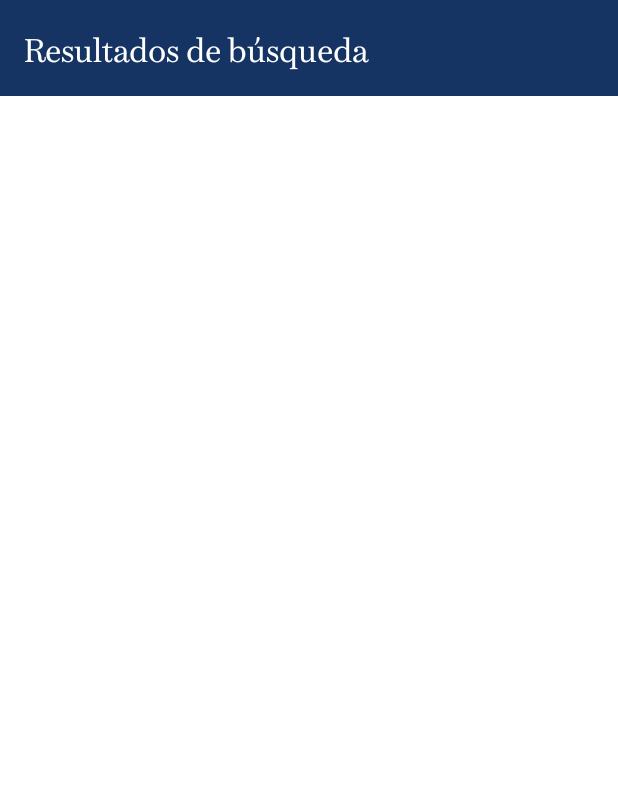
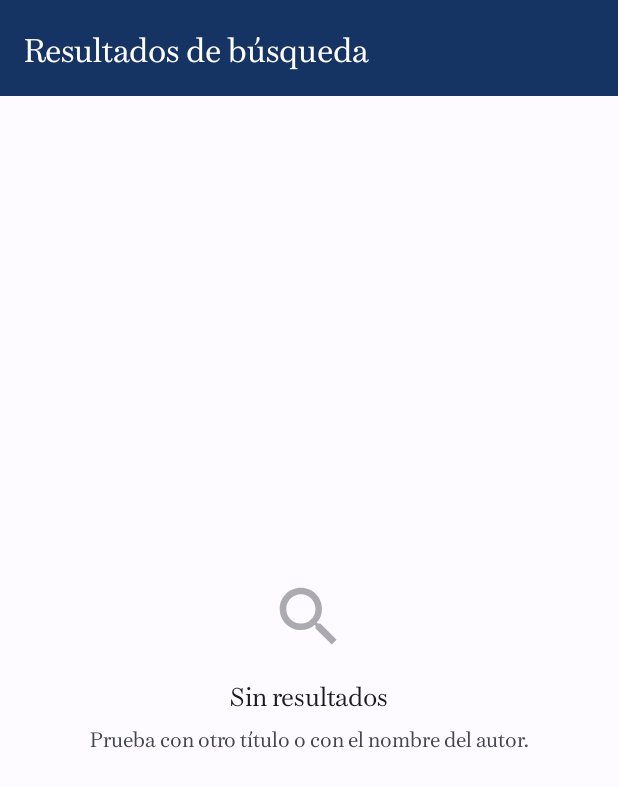
Before and after one commit to jesus33lcc/NewGoodBook, an Android app: the ResultadoSearchView screen opened directly, with no data from a screen before it, on a phone screen of 412 x 824 dp. Shown: the top 787 px of the screen. Run offline under Robolectric (Android 15) with nearby library versions, the phone set to English and light mode, and no system bars; our stand-ins replace Picasso; 3 statements that could not run were skipped.

Commit message:
Pantallas de listado unificadas con estado vacío
Explorar, resultados de búsqueda y contenido de lista comparten tratamiento. Se añade un estado vacío con explicación y salida.

```diff
--- a/NewGoodBook_Project/app/src/main/java/com/example/newgoodbooks/ContenidoLista.java
+++ b/NewGoodBook_Project/app/src/main/java/com/example/newgoodbooks/ContenidoLista.java
@@ -16,6 +16,9 @@ import com.example.newgoodbooks.Helper.MyButtonClickListener;
 import com.example.newgoodbooks.Helper.MySwipeHelper;
 import com.example.newgoodbooks.Modelos.Libro;
 import com.example.newgoodbooks.Modelos.Lista;
+import com.example.newgoodbooks.UI.EstadoVacio;
+
+import android.view.View;
 
 import java.util.ArrayList;
 import java.util.List;
@@ -100,6 +103,8 @@ public class ContenidoLista extends AppCompatActivity {
     private void pintar(List<Libro> libros) {
         librosActuales = libros != null ? libros : new ArrayList<>();
         libroListAdapter.actualizar(librosActuales);
+        EstadoVacio.mostrar(findViewById(R.id.estadoVacio), librosActuales.isEmpty(),
+                R.drawable.ic_listas, R.string.vacio_lista_titulo, R.string.vacio_lista_detalle);
     }
 
     private void quitarLibro(int index) {
--- a/NewGoodBook_Project/app/src/main/java/com/example/newgoodbooks/ResultadoSearchView.java
+++ b/NewGoodBook_Project/app/src/main/java/com/example/newgoodbooks/ResultadoSearchView.java
@@ -14,6 +14,7 @@ import java.util.concurrent.Executor;
 import java.util.concurrent.Executors;
 
 import com.example.newgoodbooks.Cliente.ClienteFunciones;
+import com.example.newgoodbooks.UI.EstadoVacio;
 import com.example.newgoodbooks.Fragments.AdapterList.LibroListAdapter;
 import com.example.newgoodbooks.Modelos.Libro;
 
@@ -34,6 +35,10 @@ public class ResultadoSearchView extends AppCompatActivity {
         recyclerViewResultados.setLayoutManager(new LinearLayoutManager(getApplicationContext()));
 
         titulo_a_buscar = getIntent().getStringExtra("titulo_a_buscar");
+        com.google.android.material.appbar.MaterialToolbar barra = findViewById(R.id.toolbarResultados);
+        if (barra != null && titulo_a_buscar != null) {
+            barra.setTitle(getString(R.string.titulo_resultados_de, titulo_a_buscar));
+        }
         List<Libro> listaLibrosVacia = new ArrayList<>();
         initialize_ListFillBook(listaLibrosVacia);
         buscarTitulo();
@@ -61,6 +66,9 @@ public class ResultadoSearchView extends AppCompatActivity {
             @Override
             public void run() {
                 initialize_ListFillBook(listaLibrosResultados);
+                EstadoVacio.mostrar(findViewById(R.id.estadoVacio),
+                        listaLibrosResultados.isEmpty(), R.drawable.ic_explorar,
+                        R.string.vacio_resultados_titulo, R.string.vacio_resultados_detalle);
             }
         });
     }
--- /dev/null
+++ b/NewGoodBook_Project/app/src/main/java/com/example/newgoodbooks/UI/EstadoVacio.java
@@ -0,0 +1,27 @@
+package com.example.newgoodbooks.UI;
+
+import android.view.View;
+import android.widget.ImageView;
+import android.widget.TextView;
+
+import com.example.newgoodbooks.R;
+
+// Muestra u oculta el estado vacío incluido en un layout.
+public final class EstadoVacio {
+
+    private EstadoVacio() {
+    }
+
+    public static void mostrar(View vista, boolean visible, int icono, int titulo, int detalle) {
+        if (vista == null) {
+            return;
+        }
+        vista.setVisibility(visible ? View.VISIBLE : View.GONE);
+        if (!visible) {
+            return;
+        }
+        ((ImageView) vista.findViewById(R.id.vacioIcono)).setImageResource(icono);
+        ((TextView) vista.findViewById(R.id.vacioTitulo)).setText(titulo);
+        ((TextView) vista.findViewById(R.id.vacioDetalle)).setText(detalle);
+    }
+}
--- a/NewGoodBook_Project/app/src/main/res/layout/activity_resultado_search_view.xml
+++ b/NewGoodBook_Project/app/src/main/res/layout/activity_resultado_search_view.xml
@@ -1,31 +1,38 @@
 <?xml version="1.0" encoding="utf-8"?>
+<!-- Resultados de búsqueda. -->
 <LinearLayout xmlns:android="http://schemas.android.com/apk/res/android"
     xmlns:app="http://schemas.android.com/apk/res-auto"
     xmlns:tools="http://schemas.android.com/tools"
     android:layout_width="match_parent"
     android:layout_height="match_parent"
-    android:background="#FFFFFFFF"
+    android:background="?attr/colorSurface"
     android:orientation="vertical"
     tools:context=".ResultadoSearchView">
 
-    <androidx.appcompat.widget.Toolbar
-        android:id="@+id/myToolbarResultados"
+    <com.google.android.material.appbar.MaterialToolbar
+        android:id="@+id/toolbarResultados"
         android:layout_width="match_parent"
         android:layout_height="?attr/actionBarSize"
-        android:background="#153464"
-        android:minHeight="?attr/actionBarSize"
-        android:theme="?attr/actionBarTheme"
+        android:background="?attr/colorPrimary"
         app:title="@string/title_resultados"
-        app:titleTextColor="@color/white" />
+        app:titleTextColor="?attr/colorOnPrimary" />
+
+    <FrameLayout
+        android:layout_width="match_parent"
+        android:layout_height="0dp"
+        android:layout_weight="1">
 
         <androidx.recyclerview.widget.RecyclerView
             android:id="@+id/listRecyclerResultadosLibros"
-        android:layoutAnimation="@anim/explore_animation"
             android:layout_width="match_parent"
-        android:layout_height="wrap_content"
+            android:layout_height="match_parent"
             android:clipToPadding="false"
             android:paddingVertical="8dp"
             app:layoutManager="androidx.recyclerview.widget.LinearLayoutManager"
             tools:listitem="@layout/item_book_list" />
 
+        <include
+            android:id="@+id/estadoVacio"
+            layout="@layout/estado_vacio" />
+    </FrameLayout>
 </LinearLayout>
--- /dev/null
+++ b/NewGoodBook_Project/app/src/main/res/layout/estado_vacio.xml
@@ -0,0 +1,37 @@
+<?xml version="1.0" encoding="utf-8"?>
+<!-- Estado vacío reutilizable. El texto lo fija cada pantalla. -->
+<LinearLayout xmlns:android="http://schemas.android.com/apk/res/android"
+    xmlns:app="http://schemas.android.com/apk/res-auto"
+    android:layout_width="match_parent"
+    android:layout_height="match_parent"
+    android:gravity="center"
+    android:orientation="vertical"
+    android:paddingHorizontal="40dp"
+    android:visibility="gone">
+
+    <ImageView
+        android:id="@+id/vacioIcono"
+        android:layout_width="52dp"
+        android:layout_height="52dp"
+        android:alpha="0.45"
+        android:contentDescription="@null"
+        app:tint="?attr/colorOnSurfaceVariant" />
+
+    <TextView
+        android:id="@+id/vacioTitulo"
+        android:layout_width="wrap_content"
+        android:layout_height="wrap_content"
+        android:layout_marginTop="14dp"
+        android:fontFamily="@font/chamberi_text_semibold"
+        android:textColor="?attr/colorOnSurface"
+        android:textSize="17sp" />
+
+    <TextView
+        android:id="@+id/vacioDetalle"
+        android:layout_width="match_parent"
+        android:layout_height="wrap_content"
+        android:layout_marginTop="6dp"
+        android:textAlignment="center"
+        android:textColor="?attr/colorOnSurfaceVariant"
+        android:textSize="14sp" />
+</LinearLayout>
--- a/NewGoodBook_Project/app/src/main/res/values/strings.xml
+++ b/NewGoodBook_Project/app/src/main/res/values/strings.xml
@@ -12,6 +12,7 @@
     <string name="title_cerrar_sesion">Cerrar sesión</string>
     <string name="title_mis_listas">Mis listas personalizadas</string>
     <string name="title_resultados">Resultados de búsqueda</string>
+    <string name="titulo_resultados_de">«%1$s»</string>
 
     <!-- Autenticacion -->
     <string name="iniciar_sesion">Iniciar sesión</string>
@@ -76,6 +77,12 @@
     <string name="libro_eliminado">Libro eliminado</string>
 
     <!-- Explorar -->
+    <string name="vacio_explorar_titulo">Aún no has visto ningún libro</string>
+    <string name="vacio_explorar_detalle">Los libros por los que vayas pasando en Principal aparecerán aquí.</string>
+    <string name="vacio_resultados_titulo">Sin resultados</string>
+    <string name="vacio_resultados_detalle">Prueba con otro título o con el nombre del autor.</string>
+    <string name="vacio_lista_titulo">Esta lista está vacía</string>
+    <string name="vacio_lista_detalle">Añade libros desde la ficha de cualquier libro.</string>
     <string name="buscar_hint">Buscar título…</string>
 
     <!-- Comunes -->
```
Also changed, not shown: NewGoodBook_Project/app/src/main/java/com/example/newgoodbooks/Fragments/Explorar.java (+8 -2 lines), NewGoodBook_Project/app/src/main/res/layout/activity_contenido_lista.xml (+15 -8 lines), NewGoodBook_Project/app/src/main/res/layout/fragment_explorar.xml (+12 -3 lines). Lines whose indentation alone changed are shown as unchanged.
